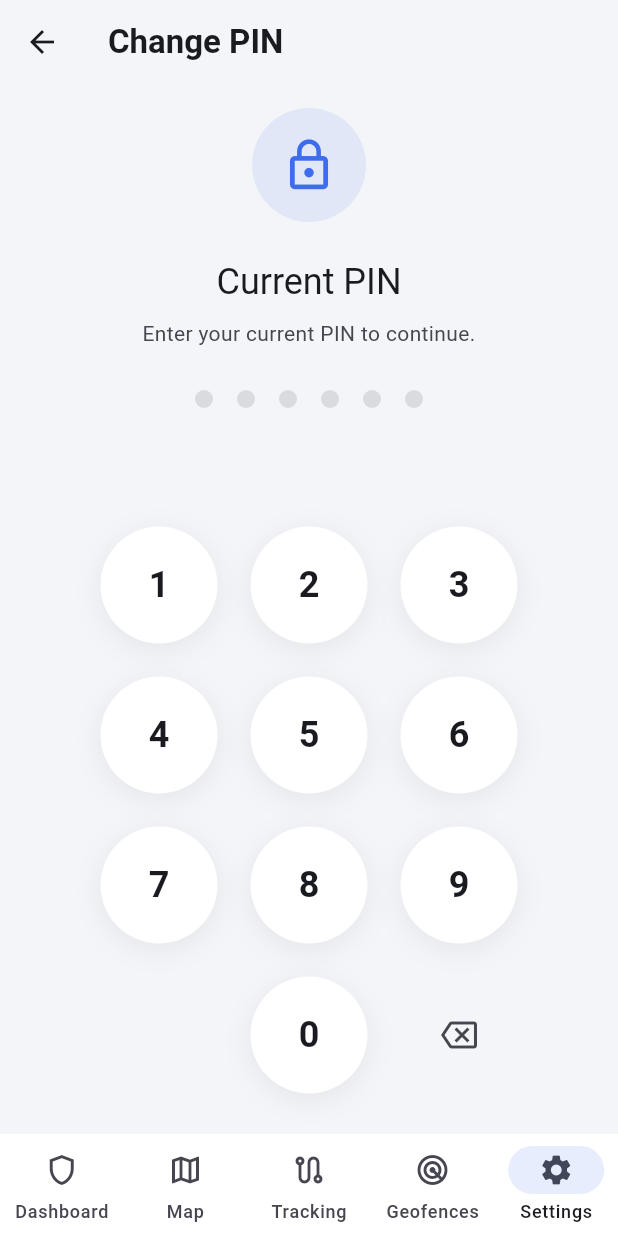
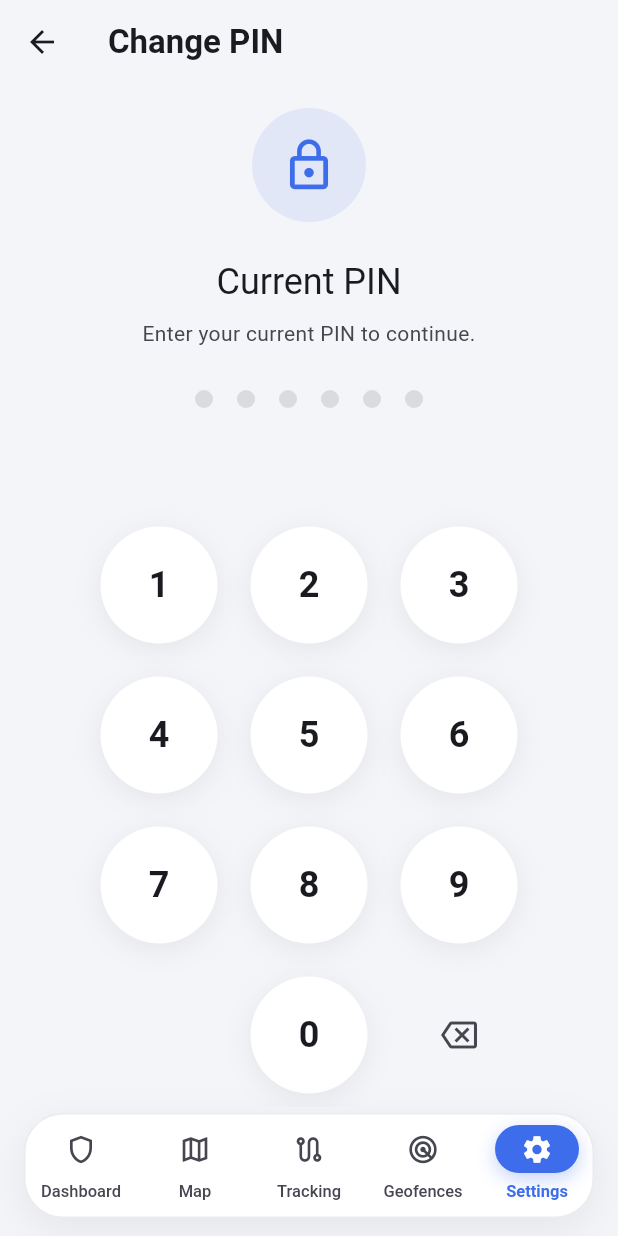
Before and after one commit to Rinshid10/Fabino-Technologies, a Flutter app: the ChangePinScreen screen opened by its route, on a phone screen of 412 x 824 dp. Run offline on Flutter 3.47's test engine with Material 3 defaults, Android fonts, the phone set to English and light mode, and no system bars; our stand-ins replace csv, flutter_local_notifications, flutter_map, flutter_riverpod, flutter_secure_storage, freezed_annotation and 10 more; missing offline and left inert: cryptography, no_screenshot; accounts and stored records are empty; generated files the repository leaves out were written again.

Commit message:
Replace the bottom bar with a floating navigation bar
A rounded card that floats above the screen edge, with a solid capsule
that slides behind the selected icon.

Co-Authored-By: Claude Fable 5.2 <noreply@anthropic.com>

```diff
--- a/lib/core/router/app_shell.dart
+++ b/lib/core/router/app_shell.dart
@@ -1,5 +1,6 @@
 import 'package:flutter/material.dart';
 import 'package:go_router/go_router.dart';
+import 'package:smart_access_security/core/widgets/floating_nav_bar.dart';
 import 'package:smart_access_security/core/widgets/responsive.dart';
 
 /// One tab of the main navigation.
@@ -66,15 +67,15 @@ class AppShell extends StatelessWidget {
 
     return Scaffold(
       body: navigationShell,
-      bottomNavigationBar: NavigationBar(
+      bottomNavigationBar: FloatingNavBar(
         selectedIndex: index,
-        onDestinationSelected: _select,
-        destinations: [
+        onSelected: _select,
+        items: [
           for (final item in destinations)
-            NavigationDestination(
-              icon: Icon(item.icon),
-              selectedIcon: Icon(item.selectedIcon),
+            FloatingNavItem(
               label: item.label,
+              icon: item.icon,
+              selectedIcon: item.selectedIcon,
             ),
         ],
       ),
--- a/lib/core/theme/app_theme.dart
+++ b/lib/core/theme/app_theme.dart
@@ -105,13 +105,6 @@ abstract final class AppTheme {
           fontWeight: FontWeight.w600,
         ),
       ),
-      navigationBarTheme: NavigationBarThemeData(
-        backgroundColor: depth.card,
-        surfaceTintColor: Colors.transparent,
-        elevation: 0,
-        indicatorColor: scheme.primary.withValues(alpha: 0.12),
-        height: 68,
-      ),
       navigationRailTheme: NavigationRailThemeData(
         backgroundColor: depth.card,
         indicatorColor: scheme.primary.withValues(alpha: 0.12),
--- /dev/null
+++ b/lib/core/widgets/floating_nav_bar.dart
@@ -0,0 +1,194 @@
+import 'dart:async';
+
+import 'package:flutter/material.dart';
+import 'package:flutter/services.dart';
+import 'package:smart_access_security/core/theme/app_theme.dart';
+
+/// One entry of a [FloatingNavBar].
+class FloatingNavItem {
+  const FloatingNavItem({
+    required this.label,
+    required this.icon,
+    required this.selectedIcon,
+  });
+
+  final String label;
+  final IconData icon;
+  final IconData selectedIcon;
+}
+
+/// A bottom navigation bar that floats above the screen edge as a rounded
+/// card. A solid capsule slides behind the icon of the selected item.
+class FloatingNavBar extends StatelessWidget {
+  const FloatingNavBar({
+    required this.items,
+    required this.selectedIndex,
+    required this.onSelected,
+    super.key,
+  });
+
+  final List<FloatingNavItem> items;
+  final int selectedIndex;
+  final ValueChanged<int> onSelected;
+
+  static const _height = 70.0;
+  static const _indicatorSize = Size(56, 32);
+  static const _indicatorTop = 8.0;
+  static const _duration = Duration(milliseconds: 280);
+
+  @override
+  Widget build(BuildContext context) {
+    final scheme = Theme.of(context).colorScheme;
+    final depth = context.depth;
+
+    return MediaQuery.withClampedTextScaling(
+      maxScaleFactor: 1.2,
+      child: SafeArea(
+        top: false,
+        minimum: const EdgeInsets.fromLTRB(16, 4, 16, 12),
+        child: DecoratedBox(
+          decoration: BoxDecoration(
+            color: depth.card,
+            borderRadius: BorderRadius.circular(26),
+            border: Border.all(
+              color: scheme.outlineVariant.withValues(alpha: 0.35),
+            ),
+            boxShadow: [
+              BoxShadow(
+                color: depth.shadow,
+                blurRadius: 24,
+                offset: const Offset(0, 8),
+              ),
+            ],
+          ),
+          child: SizedBox(
+            height: _height,
+            child: LayoutBuilder(
+              builder: (context, constraints) {
+                final itemWidth = constraints.maxWidth / items.length;
+                final indicatorWidth = _indicatorSize.width.clamp(
+                  0.0,
+                  itemWidth - 4,
+                );
+                return Stack(
+                  children: [
+                    AnimatedPositioned(
+                      duration: _duration,
+                      curve: Curves.easeOutCubic,
+                      left:
+                          itemWidth * selectedIndex +
+                          (itemWidth - indicatorWidth) / 2,
+                      top: _indicatorTop,
+                      width: indicatorWidth,
+                      height: _indicatorSize.height,
+                      child: DecoratedBox(
+                        decoration: BoxDecoration(
+                          color: scheme.primary,
+                          borderRadius: BorderRadius.circular(16),
+                          boxShadow: [
+                            BoxShadow(
+                              color: scheme.primary.withValues(alpha: 0.3),
+                              blurRadius: 10,
+                              offset: const Offset(0, 4),
+                            ),
+                          ],
+                        ),
+                      ),
+                    ),
+                    Row(
+                      children: [
+                        for (final (index, item) in items.indexed)
+                          Expanded(
+                            child: _NavItem(
+                              item: item,
+                              isSelected: index == selectedIndex,
+                              onTap: () {
+                                unawaited(HapticFeedback.selectionClick());
+                                onSelected(index);
+                              },
+                            ),
+                          ),
+                      ],
+                    ),
+                  ],
+                );
+              },
+            ),
+          ),
+        ),
+      ),
+    );
+  }
+}
+
+class _NavItem extends StatelessWidget {
+  const _NavItem({
+    required this.item,
+    required this.isSelected,
+    required this.onTap,
+  });
+
+  final FloatingNavItem item;
+  final bool isSelected;
+  final VoidCallback onTap;
+
+  @override
+  Widget build(BuildContext context) {
+    final theme = Theme.of(context);
+    final scheme = theme.colorScheme;
+
+    return Semantics(
+      button: true,
+      selected: isSelected,
+      label: item.label,
+      onTap: onTap,
+      excludeSemantics: true,
+      child: GestureDetector(
+        behavior: HitTestBehavior.opaque,
+        onTap: onTap,
+        child: Column(
+          children: [
+            const SizedBox(height: FloatingNavBar._indicatorTop),
+            SizedBox(
+              height: FloatingNavBar._indicatorSize.height,
+              child: AnimatedSwitcher(
+                duration: FloatingNavBar._duration,
+                child: Icon(
+                  isSelected ? item.selectedIcon : item.icon,
+                  key: ValueKey(isSelected),
+                  size: 22,
+                  color: isSelected
+                      ? scheme.onPrimary
+                      : scheme.onSurfaceVariant,
+                ),
+              ),
+            ),
+            const SizedBox(height: 4),
+            Padding(
+              padding: const EdgeInsets.symmetric(horizontal: 2),
+              child: AnimatedDefaultTextStyle(
+                duration: FloatingNavBar._duration,
+                style: (theme.textTheme.labelSmall ?? const TextStyle())
+                    .copyWith(
+                      fontSize: 11,
+                      letterSpacing: 0,
+                      fontWeight: isSelected
+                          ? FontWeight.w700
+                          : FontWeight.w500,
+                      color: isSelected
+                          ? scheme.primary
+                          : scheme.onSurfaceVariant,
+                    ),
+                child: Text(
+                  item.label,
+                  maxLines: 1,
+                  overflow: TextOverflow.ellipsis,
+                ),
+              ),
+            ),
+          ],
+        ),
+      ),
+    );
+  }
+}
```
Also changed, not shown: 1 other file.
